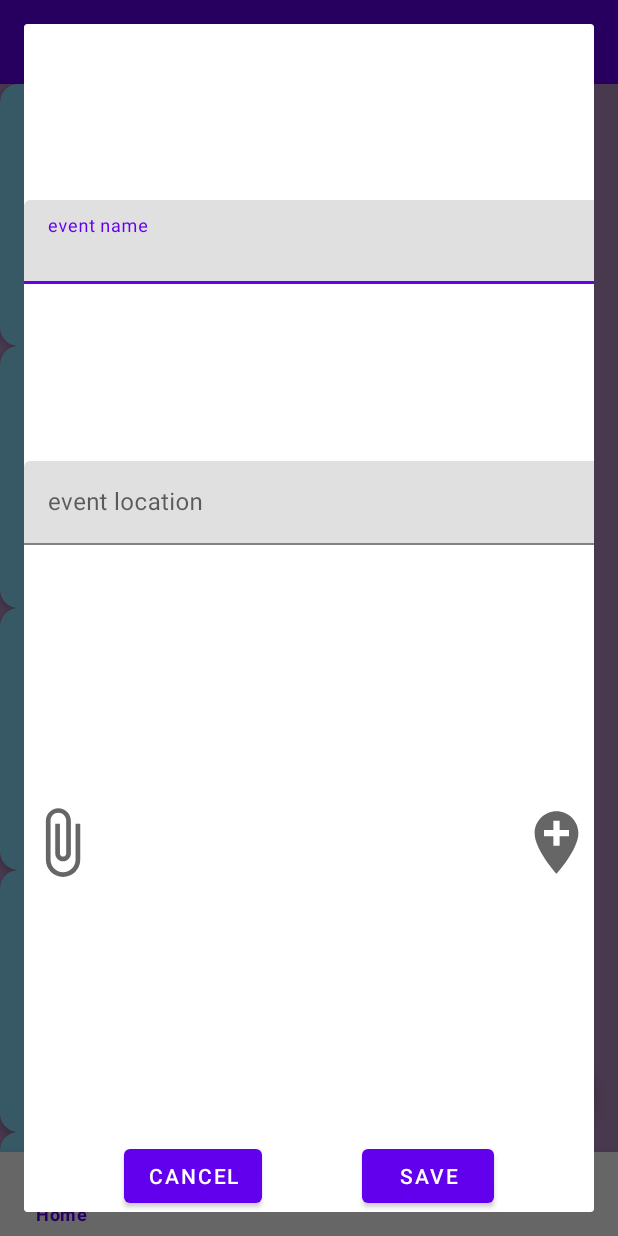
After one commit to SorinaPopa/SEF, an Android app: the AddEventDialogFragment screen opened through its navigation route, on a phone screen of 412 x 824 dp. The commit adds this screen. Run offline under Robolectric (Android 15) with nearby library versions, the phone set to English and light mode, and no system bars; our stand-ins replace data binding, navigation-ui.

Commit message:
Added Add Event Dialog and onClick for FAB

```diff
--- a/STADEVENTS/app/src/main/java/com/example/stadevents/home/HomeFragment.kt
+++ b/STADEVENTS/app/src/main/java/com/example/stadevents/home/HomeFragment.kt
@@ -6,6 +6,7 @@ import android.view.LayoutInflater
 import android.view.View
 import android.view.ViewGroup
 import androidx.fragment.app.viewModels
+import androidx.navigation.fragment.findNavController
 import com.example.stadevents.R
 import com.example.stadevents.databinding.HomeFragmentBinding
 
@@ -27,5 +28,16 @@ class HomeFragment : Fragment() {
 
     override fun onViewCreated(view: View, savedInstanceState: Bundle?) {
         homeViewModel.initList()
+        subscribeToObservers()
+    }
+
+    private fun subscribeToObservers() {
+        homeViewModel.fabClicked.observe(viewLifecycleOwner) { isClicked ->
+            if (isClicked) {
+                findNavController().navigate(R.id.action_homeFragment_to_addEventDialogFragment)
+                homeViewModel.fabClicked.value = false
+            }
+
+        }
     }
 }
--- a/STADEVENTS/app/src/main/java/com/example/stadevents/home/HomeViewModel.kt
+++ b/STADEVENTS/app/src/main/java/com/example/stadevents/home/HomeViewModel.kt
@@ -7,6 +7,7 @@ import com.example.stadevents.home.event.Event
 
 class HomeViewModel : ViewModel() {
     val eventList = MutableLiveData<List<Event>>(emptyList())
+    val fabClicked = MutableLiveData(false)
 
     fun initList() {
         var list = emptyList<Event>()
@@ -15,4 +16,7 @@ class HomeViewModel : ViewModel() {
         }
         eventList.value=list
     }
+    fun onFABClicked() {
+        fabClicked.value = true
+    }
 }
--- /dev/null
+++ b/STADEVENTS/app/src/main/java/com/example/stadevents/home/addevent/AddEventDialogFragment.kt
@@ -0,0 +1,31 @@
+package com.example.stadevents.home.addevent
+
+import android.os.Bundle
+import android.view.LayoutInflater
+import android.view.View
+import android.view.ViewGroup
+import androidx.constraintlayout.widget.ConstraintLayout
+import androidx.fragment.app.DialogFragment
+import com.example.stadevents.R
+
+class AddEventDialogFragment: DialogFragment() {
+    override fun onCreateView(
+        inflater: LayoutInflater,
+        container: ViewGroup?,
+        savedInstanceState: Bundle?
+    ): View? {
+        var rootView: View = inflater.inflate(R.layout.add_event_dialog, container, false)
+        return rootView
+    }
+
+    override fun onViewCreated(view: View, savedInstanceState: Bundle?) {
+        updateDialogFeatures()
+    }
+
+    private fun updateDialogFeatures(){
+        requireDialog().window?.setLayout(
+            ConstraintLayout.LayoutParams.MATCH_PARENT,
+            ConstraintLayout.LayoutParams.MATCH_PARENT)
+    }
+
+}
--- /dev/null
+++ b/STADEVENTS/app/src/main/java/com/example/stadevents/home/addevent/AddEventViewModel.kt
@@ -0,0 +1,5 @@
+package com.example.stadevents.home.addevent
+
+class AddEventViewModel {
+
+}
--- /dev/null
+++ b/STADEVENTS/app/src/main/res/layout/add_event_dialog.xml
@@ -0,0 +1,72 @@
+<?xml version="1.0" encoding="utf-8"?>
+<androidx.constraintlayout.widget.ConstraintLayout xmlns:android="http://schemas.android.com/apk/res/android"
+    xmlns:app="http://schemas.android.com/apk/res-auto"
+    xmlns:tools="http://schemas.android.com/tools"
+    android:layout_width="match_parent"
+    android:layout_height="match_parent"
+    tools:context=".home.HomeFragment">
+
+    <com.google.android.material.textfield.TextInputLayout
+        android:id="@+id/eventName"
+        android:layout_width="409dp"
+        android:layout_height="wrap_content"
+        app:layout_constraintBottom_toTopOf="@+id/eventLocation"
+        app:layout_constraintLeft_toLeftOf="parent"
+        app:layout_constraintTop_toTopOf="parent">
+
+        <com.google.android.material.textfield.TextInputEditText
+            android:layout_width="match_parent"
+            android:layout_height="wrap_content"
+            android:hint="event name" />
+    </com.google.android.material.textfield.TextInputLayout>
+
+    <com.google.android.material.textfield.TextInputLayout
+        android:id="@+id/eventLocation"
+        android:layout_width="409dp"
+        android:layout_height="wrap_content"
+        app:layout_constraintBottom_toTopOf="@+id/attachPicture"
+        app:layout_constraintLeft_toLeftOf="parent"
+        app:layout_constraintTop_toTopOf="@id/eventName">
+
+        <com.google.android.material.textfield.TextInputEditText
+            android:layout_width="match_parent"
+            android:layout_height="wrap_content"
+            android:hint="event location" />
+    </com.google.android.material.textfield.TextInputLayout>
+
+    <ImageView
+        android:id="@+id/attachPicture"
+        android:layout_width="50dp"
+        android:layout_height="50dp"
+        android:src="@drawable/ic_baseline_attach_file_24"
+        app:layout_constraintBottom_toTopOf="@+id/cancelButton"
+        app:layout_constraintLeft_toLeftOf="parent"
+        app:layout_constraintTop_toBottomOf="@id/eventLocation" />
+
+    <ImageView
+        android:id="@+id/shareLocation"
+        android:layout_width="50dp"
+        android:layout_height="50dp"
+        android:src="@drawable/ic_baseline_add_location_24"
+        app:layout_constraintBottom_toTopOf="@id/saveButton"
+        app:layout_constraintRight_toRightOf="parent"
+        app:layout_constraintTop_toBottomOf="@id/eventLocation" />
+
+    <Button
+        android:id="@+id/saveButton"
+        android:layout_width="wrap_content"
+        android:layout_height="wrap_content"
+        android:text="Save"
+        app:layout_constraintBottom_toBottomOf="parent"
+        app:layout_constraintLeft_toRightOf="@id/cancelButton"
+        app:layout_constraintRight_toRightOf="parent" />
+
+    <Button
+        android:id="@+id/cancelButton"
+        android:layout_width="wrap_content"
+        android:layout_height="wrap_content"
+        android:text="Cancel"
+        app:layout_constraintBottom_toBottomOf="parent"
+        app:layout_constraintLeft_toLeftOf="parent"
+        app:layout_constraintRight_toLeftOf="@id/saveButton" />
+</androidx.constraintlayout.widget.ConstraintLayout>
--- a/STADEVENTS/app/src/main/res/layout/home_fragment.xml
+++ b/STADEVENTS/app/src/main/res/layout/home_fragment.xml
@@ -24,12 +24,12 @@
                 android:id="@+id/recyclerView"
                 android:layout_width="match_parent"
                 android:layout_height="match_parent"
+                app:homeItems="@{homeViewModel.eventList}"
+                app:layoutManager="androidx.recyclerview.widget.LinearLayoutManager"
                 app:layout_constraintBottom_toBottomOf="parent"
                 app:layout_constraintLeft_toLeftOf="parent"
                 app:layout_constraintRight_toRightOf="parent"
-                app:layout_constraintTop_toTopOf="parent"
-                app:layoutManager="androidx.recyclerview.widget.LinearLayoutManager"
-                app:homeItems="@{homeViewModel.eventList}"/>
+                app:layout_constraintTop_toTopOf="parent" />
 
             <androidx.coordinatorlayout.widget.CoordinatorLayout
                 android:layout_width="match_parent"
@@ -40,6 +40,7 @@
                     android:layout_height="wrap_content"
                     android:layout_gravity="bottom|right"
                     android:layout_margin="16dp"
+                    android:onClick="@{()->homeViewModel.onFABClicked()}"
                     android:src="@drawable/ic_baseline_add_24"
                     tools:ignore="RtlHardcoded">
 
--- a/STADEVENTS/app/src/main/res/navigation/nav_graph.xml
+++ b/STADEVENTS/app/src/main/res/navigation/nav_graph.xml
@@ -9,7 +9,11 @@
         android:id="@+id/homeFragment"
         android:name="com.example.stadevents.home.HomeFragment"
         android:label="fragment_home"
-        tools:layout="@layout/home_fragment" />
+        tools:layout="@layout/home_fragment" >
+        <action
+            android:id="@+id/action_homeFragment_to_addEventDialogFragment"
+            app:destination="@id/addEventDialogFragment" />
+    </fragment>
     <fragment
         android:id="@+id/searchFragment"
         android:name="com.example.stadevents.search.SearchFragment"
@@ -30,5 +34,13 @@
         android:name="com.example.stadevents.settings.SettingsFragment"
         android:label="fragment_settings"
         tools:layout="@layout/settings_fragment" />
+    <dialog
+        android:id="@+id/addEventDialogFragment"
+        android:name="com.example.stadevents.home.addevent.AddEventDialogFragment"
+        android:label="AddEventDialogFragment" >
+        <action
+            android:id="@+id/action_addEventDialogFragment_to_homeFragment"
+            app:destination="@id/homeFragment" />
+    </dialog>
 
 </navigation>
```
